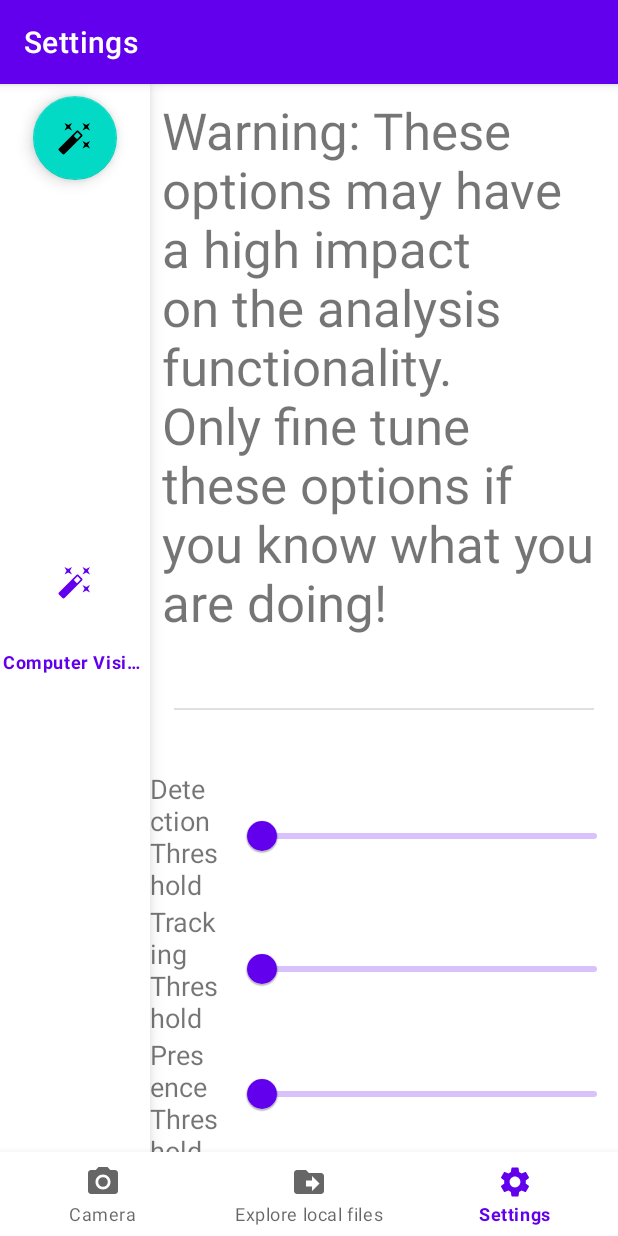
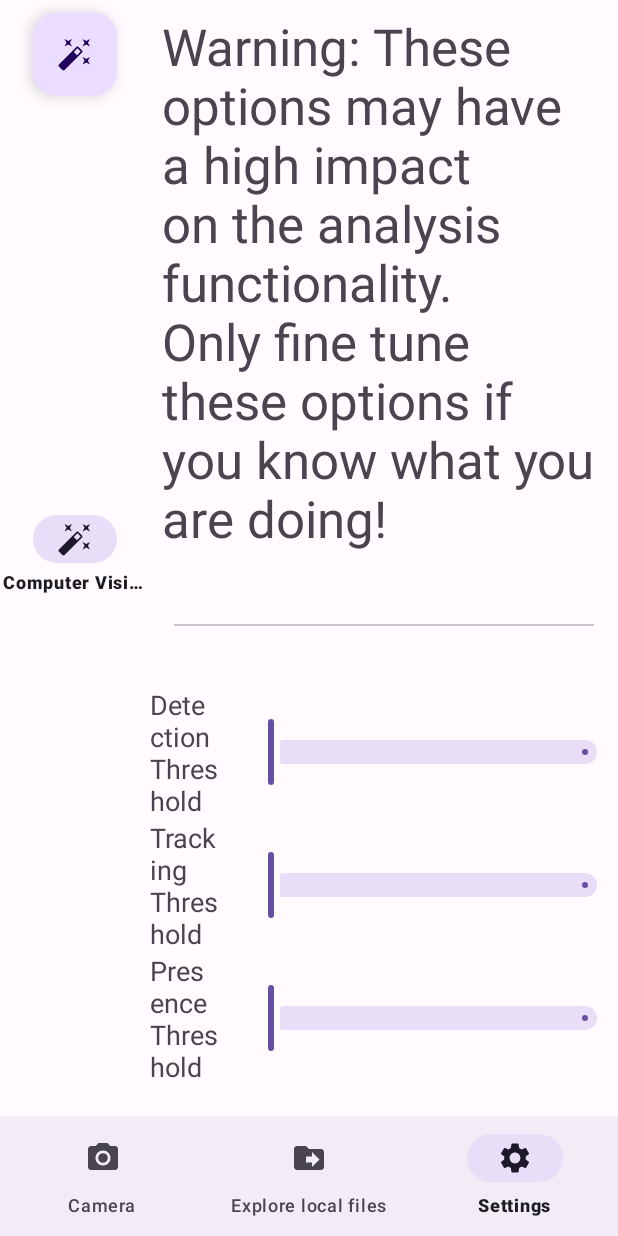
Before and after one commit to EspylArva/climbing-muse-kotlin, an Android app: the screen it shows after launch (MainActivity), item 3 of the bottom bar chosen, on a phone screen of 412 x 824 dp. Run offline under Robolectric (Android 15) with nearby library versions, the phone set to English and light mode, and no system bars; our stand-ins replace Timber, navigation-ui; libraries missing offline, so code that uses them is left out: androidx.camera.core, androidx.camera.lifecycle, com.google.mediapipe.tasks; 5 statements that could not run were skipped.

Commit message:
Adding new Material Theme (required for MaterialDropDown). This changes the app style to NoActionBar style.

```diff
--- a/app/src/main/java/com/iteration/climbingmuse/MainActivity.kt
+++ b/app/src/main/java/com/iteration/climbingmuse/MainActivity.kt
@@ -27,14 +27,6 @@ class MainActivity : AppCompatActivity() {
         val navView: BottomNavigationView = binding.navView
 
         val navController = findNavController(R.id.nav_host_fragment_activity_main)
-        // Passing each menu ID as a set of Ids because each
-        // menu should be considered as top level destinations.
-        val appBarConfiguration = AppBarConfiguration(
-            setOf(
-                R.id.navigation_camera, R.id.navigation_file_explorer, R.id.navigation_settings
-            )
-        )
-        setupActionBarWithNavController(navController, appBarConfiguration)
         navView.setupWithNavController(navController)
     }
 
--- a/app/src/main/java/com/iteration/climbingmuse/ui/OverlayView.kt
+++ b/app/src/main/java/com/iteration/climbingmuse/ui/OverlayView.kt
@@ -95,7 +95,7 @@ class OverlayView(context: Context?, attrs: AttributeSet?) :
                 Timber.v("    - Drawing %s", it)
                 canvas.drawLine(it.normalizedStartX * xScalingFactor, it.normalizedStartY * yScalingFactor,
                     it.normalizedEndX * xScalingFactor, it.normalizedEndY * yScalingFactor,
-                    it.paint.apply { color =  ContextCompat.getColor(context!!, R.color.mp_color_primary)}) // FIXME: should be removed
+                    it.paint.apply { color =  ContextCompat.getColor(context!!, R.color.md_theme_light_primary)}) // FIXME: should be removed
             }
             decorator.pointsToDraw.forEach {
                 Timber.v("    - Drawing %s", it)
--- a/app/src/main/res/values-night/themes.xml
+++ b/app/src/main/res/values-night/themes.xml
@@ -1,16 +1,30 @@
-<resources xmlns:tools="http://schemas.android.com/tools">
-    <!-- Base application theme. -->
-    <style name="Theme.ClimbingMuse" parent="Theme.MaterialComponents.DayNight.DarkActionBar">
-        <!-- Primary brand color. -->
-        <item name="colorPrimary">@color/purple_200</item>
-        <item name="colorPrimaryVariant">@color/purple_700</item>
-        <item name="colorOnPrimary">@color/black</item>
-        <!-- Secondary brand color. -->
-        <item name="colorSecondary">@color/teal_200</item>
-        <item name="colorSecondaryVariant">@color/teal_200</item>
-        <item name="colorOnSecondary">@color/black</item>
-        <!-- Status bar color. -->
-        <item name="android:statusBarColor" tools:targetApi="l">?attr/colorPrimaryVariant</item>
-        <!-- Customize your theme here. -->
+<resources>
+    <style name="Theme.ClimbingMuse" parent="Theme.Material3.Dark.NoActionBar">
+        <item name="colorPrimary">@color/md_theme_dark_primary</item>
+        <item name="colorOnPrimary">@color/md_theme_dark_onPrimary</item>
+        <item name="colorPrimaryContainer">@color/md_theme_dark_primaryContainer</item>
+        <item name="colorOnPrimaryContainer">@color/md_theme_dark_onPrimaryContainer</item>
+        <item name="colorSecondary">@color/md_theme_dark_secondary</item>
+        <item name="colorOnSecondary">@color/md_theme_dark_onSecondary</item>
+        <item name="colorSecondaryContainer">@color/md_theme_dark_secondaryContainer</item>
+        <item name="colorOnSecondaryContainer">@color/md_theme_dark_onSecondaryContainer</item>
+        <item name="colorTertiary">@color/md_theme_dark_tertiary</item>
+        <item name="colorOnTertiary">@color/md_theme_dark_onTertiary</item>
+        <item name="colorTertiaryContainer">@color/md_theme_dark_tertiaryContainer</item>
+        <item name="colorOnTertiaryContainer">@color/md_theme_dark_onTertiaryContainer</item>
+        <item name="colorError">@color/md_theme_dark_error</item>
+        <item name="colorOnError">@color/md_theme_dark_onError</item>
+        <item name="colorErrorContainer">@color/md_theme_dark_errorContainer</item>
+        <item name="colorOnErrorContainer">@color/md_theme_dark_onErrorContainer</item>
+        <item name="colorOutline">@color/md_theme_dark_outline</item>
+        <item name="android:colorBackground">@color/md_theme_dark_background</item>
+        <item name="colorOnBackground">@color/md_theme_dark_onBackground</item>
+        <item name="colorSurface">@color/md_theme_dark_surface</item>
+        <item name="colorOnSurface">@color/md_theme_dark_onSurface</item>
+        <item name="colorSurfaceVariant">@color/md_theme_dark_surfaceVariant</item>
+        <item name="colorOnSurfaceVariant">@color/md_theme_dark_onSurfaceVariant</item>
+        <item name="colorSurfaceInverse">@color/md_theme_dark_inverseSurface</item>
+        <item name="colorOnSurfaceInverse">@color/md_theme_dark_inverseOnSurface</item>
+        <item name="colorPrimaryInverse">@color/md_theme_dark_inversePrimary</item>
     </style>
 </resources>
--- a/app/src/main/res/values/colors.xml
+++ b/app/src/main/res/values/colors.xml
@@ -8,18 +8,66 @@
     <color name="black">#FF000000</color>
     <color name="white">#FFFFFFFF</color>
 
-    <!-- Colors from MediaPipe -->
-    <color name="mp_color_primary">#007F8B</color>
-    <color name="mp_color_primary_variant">#12B5CB</color>
-    <color name="mp_color_primary_dark">#00676D</color>
-    <color name="mp_color_secondary">#FBBC04</color>
-    <color name="mp_color_secondary_variant">#F9AB00</color>
-    <color name="mp_color_error">#B00020</color>
-    <color name="toolbar_background">#E0E0E0</color>
-    <color name="ic_launcher_background">#FFFFFF</color>
-    <color name="bottom_sheet_background">#EEEEEE</color>
-    <color name="bottom_sheet_text_color">@android:color/black</color>
-    <color name="icActive">#FFFFFFFF</color>
-    <color name="icFocused">#DDFFFFFF</color>
-    <color name="icPressed">#AAFFFFFF</color>
+
+    <color name="seed">#6750A4</color>
+    <color name="md_theme_light_primary">#6750A4</color>
+    <color name="md_theme_light_onPrimary">#FFFFFF</color>
+    <color name="md_theme_light_primaryContainer">#EADDFF</color>
+    <color name="md_theme_light_onPrimaryContainer">#21005D</color>
+    <color name="md_theme_light_secondary">#625B71</color>
+    <color name="md_theme_light_onSecondary">#FFFFFF</color>
+    <color name="md_theme_light_secondaryContainer">#E8DEF8</color>
+    <color name="md_theme_light_onSecondaryContainer">#1D192B</color>
+    <color name="md_theme_light_tertiary">#7D5260</color>
+    <color name="md_theme_light_onTertiary">#FFFFFF</color>
+    <color name="md_theme_light_tertiaryContainer">#FFD8E4</color>
+    <color name="md_theme_light_onTertiaryContainer">#31111D</color>
+    <color name="md_theme_light_error">#B3261E</color>
+    <color name="md_theme_light_onError">#FFFFFF</color>
+    <color name="md_theme_light_errorContainer">#F9DEDC</color>
+    <color name="md_theme_light_onErrorContainer">#410E0B</color>
+    <color name="md_theme_light_outline">#79747E</color>
+    <color name="md_theme_light_background">#FFFBFE</color>
+    <color name="md_theme_light_onBackground">#1C1B1F</color>
+    <color name="md_theme_light_surface">#FFFBFE</color>
+    <color name="md_theme_light_onSurface">#1C1B1F</color>
+    <color name="md_theme_light_surfaceVariant">#E7E0EC</color>
+    <color name="md_theme_light_onSurfaceVariant">#49454F</color>
+    <color name="md_theme_light_inverseSurface">#313033</color>
+    <color name="md_theme_light_inverseOnSurface">#F4EFF4</color>
+    <color name="md_theme_light_inversePrimary">#D0BCFF</color>
+    <color name="md_theme_light_shadow">#000000</color>
+    <color name="md_theme_light_surfaceTint">#6750A4</color>
+    <color name="md_theme_light_outlineVariant">#CAC4D0</color>
+    <color name="md_theme_light_scrim">#000000</color>
+    <color name="md_theme_dark_primary">#D0BCFF</color>
+    <color name="md_theme_dark_onPrimary">#381E72</color>
+    <color name="md_theme_dark_primaryContainer">#4F378B</color>
+    <color name="md_theme_dark_onPrimaryContainer">#EADDFF</color>
+    <color name="md_theme_dark_secondary">#CCC2DC</color>
+    <color name="md_theme_dark_onSecondary">#332D41</color>
+    <color name="md_theme_dark_secondaryContainer">#4A4458</color>
+    <color name="md_theme_dark_onSecondaryContainer">#E8DEF8</color>
+    <color name="md_theme_dark_tertiary">#EFB8C8</color>
+    <color name="md_theme_dark_onTertiary">#492532</color>
+    <color name="md_theme_dark_tertiaryContainer">#633B48</color>
+    <color name="md_theme_dark_onTertiaryContainer">#FFD8E4</color>
+    <color name="md_theme_dark_error">#F2B8B5</color>
+    <color name="md_theme_dark_onError">#601410</color>
+    <color name="md_theme_dark_errorContainer">#8C1D18</color>
+    <color name="md_theme_dark_onErrorContainer">#F9DEDC</color>
+    <color name="md_theme_dark_outline">#938F99</color>
+    <color name="md_theme_dark_background">#1C1B1F</color>
+    <color name="md_theme_dark_onBackground">#E6E1E5</color>
+    <color name="md_theme_dark_surface">#1C1B1F</color>
+    <color name="md_theme_dark_onSurface">#E6E1E5</color>
+    <color name="md_theme_dark_surfaceVariant">#49454F</color>
+    <color name="md_theme_dark_onSurfaceVariant">#CAC4D0</color>
+    <color name="md_theme_dark_inverseSurface">#E6E1E5</color>
+    <color name="md_theme_dark_inverseOnSurface">#313033</color>
+    <color name="md_theme_dark_inversePrimary">#6750A4</color>
+    <color name="md_theme_dark_shadow">#000000</color>
+    <color name="md_theme_dark_surfaceTint">#D0BCFF</color>
+    <color name="md_theme_dark_outlineVariant">#49454F</color>
+    <color name="md_theme_dark_scrim">#000000</color>
 </resources>
--- a/app/src/main/res/values/themes.xml
+++ b/app/src/main/res/values/themes.xml
@@ -1,16 +1,31 @@
 <resources xmlns:tools="http://schemas.android.com/tools">
     <!-- Base application theme. -->
-    <style name="Theme.ClimbingMuse" parent="Theme.MaterialComponents.DayNight.DarkActionBar">
-        <!-- Primary brand color. -->
-        <item name="colorPrimary">@color/purple_500</item>
-        <item name="colorPrimaryVariant">@color/purple_700</item>
-        <item name="colorOnPrimary">@color/white</item>
-        <!-- Secondary brand color. -->
-        <item name="colorSecondary">@color/teal_200</item>
-        <item name="colorSecondaryVariant">@color/teal_700</item>
-        <item name="colorOnSecondary">@color/black</item>
-        <!-- Status bar color. -->
-        <item name="android:statusBarColor" tools:targetApi="l">?attr/colorPrimaryVariant</item>
-        <!-- Customize your theme here. -->
+    <style name="Theme.ClimbingMuse" parent="Theme.Material3.Light.NoActionBar">
+        <item name="colorPrimary">@color/md_theme_light_primary</item>
+        <item name="colorOnPrimary">@color/md_theme_light_onPrimary</item>
+        <item name="colorPrimaryContainer">@color/md_theme_light_primaryContainer</item>
+        <item name="colorOnPrimaryContainer">@color/md_theme_light_onPrimaryContainer</item>
+        <item name="colorSecondary">@color/md_theme_light_secondary</item>
+        <item name="colorOnSecondary">@color/md_theme_light_onSecondary</item>
+        <item name="colorSecondaryContainer">@color/md_theme_light_secondaryContainer</item>
+        <item name="colorOnSecondaryContainer">@color/md_theme_light_onSecondaryContainer</item>
+        <item name="colorTertiary">@color/md_theme_light_tertiary</item>
+        <item name="colorOnTertiary">@color/md_theme_light_onTertiary</item>
+        <item name="colorTertiaryContainer">@color/md_theme_light_tertiaryContainer</item>
+        <item name="colorOnTertiaryContainer">@color/md_theme_light_onTertiaryContainer</item>
+        <item name="colorError">@color/md_theme_light_error</item>
+        <item name="colorOnError">@color/md_theme_light_onError</item>
+        <item name="colorErrorContainer">@color/md_theme_light_errorContainer</item>
+        <item name="colorOnErrorContainer">@color/md_theme_light_onErrorContainer</item>
+        <item name="colorOutline">@color/md_theme_light_outline</item>
+        <item name="android:colorBackground">@color/md_theme_light_background</item>
+        <item name="colorOnBackground">@color/md_theme_light_onBackground</item>
+        <item name="colorSurface">@color/md_theme_light_surface</item>
+        <item name="colorOnSurface">@color/md_theme_light_onSurface</item>
+        <item name="colorSurfaceVariant">@color/md_theme_light_surfaceVariant</item>
+        <item name="colorOnSurfaceVariant">@color/md_theme_light_onSurfaceVariant</item>
+        <item name="colorSurfaceInverse">@color/md_theme_light_inverseSurface</item>
+        <item name="colorOnSurfaceInverse">@color/md_theme_light_inverseOnSurface</item>
+        <item name="colorPrimaryInverse">@color/md_theme_light_inversePrimary</item>
     </style>
 </resources>
```
